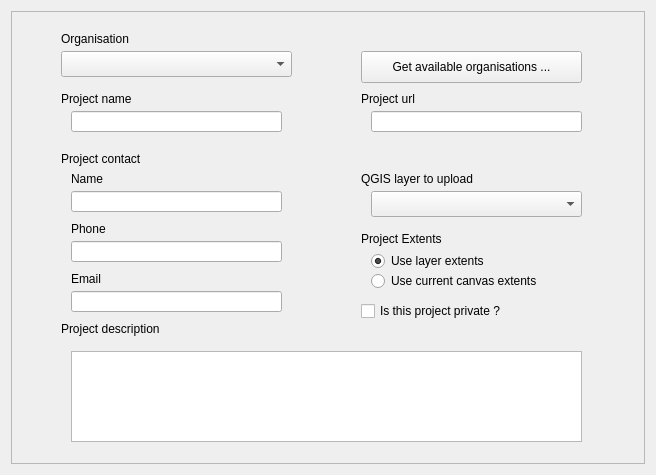
Old version of the form cadasta/gui/ui/wizard/step_project_creation01.ui in the repository Cadasta/cadasta-qgis-plugin.
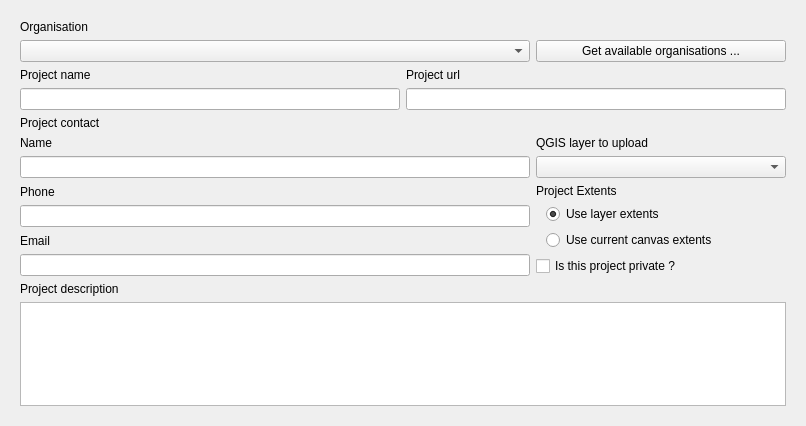
New version of the form.

What changed in the file:
```diff
--- a/cadasta/gui/ui/wizard/step_project_creation01.ui
+++ b/cadasta/gui/ui/wizard/step_project_creation01.ui
@@ -6,8 +6,8 @@
    <rect>
     <x>0</x>
     <y>0</y>
-    <width>656</width>
-    <height>475</height>
+    <width>806</width>
+    <height>426</height>
    </rect>
   </property>
   <property name="sizePolicy">
@@ -21,312 +21,241 @@
   </property>
   <layout class="QVBoxLayout" name="verticalLayout_2">
    <item>
-    <widget class="QFrame" name="frame">
+    <widget class="QScrollArea" name="scrollArea">
      <property name="frameShape">
-      <enum>QFrame::StyledPanel</enum>
+      <enum>QFrame::NoFrame</enum>
      </property>
-     <property name="frameShadow">
-      <enum>QFrame::Raised</enum>
+     <property name="widgetResizable">
+      <bool>true</bool>
      </property>
-     <widget class="QRadioButton" name="use_layer_extents">
+     <widget class="QWidget" name="scrollAreaWidgetContents">
       <property name="geometry">
        <rect>
-        <x>360</x>
-        <y>240</y>
-        <width>151</width>
-        <height>20</height>
+        <x>0</x>
+        <y>0</y>
+        <width>772</width>
+        <height>436</height>
        </rect>
       </property>
-      <property name="text">
-       <string>Use layer extents</string>
-      </property>
-      <property name="checked">
-       <bool>true</bool>
-      </property>
-     </widget>
-     <widget class="QLabel" name="label_6">
-      <property name="geometry">
-       <rect>
-        <x>50</x>
-        <y>140</y>
-        <width>111</width>
-        <height>16</height>
-       </rect>
-      </property>
-      <property name="text">
-       <string>Project contact</string>
-      </property>
-     </widget>
-     <widget class="QLabel" name="label_7">
-      <property name="geometry">
-       <rect>
-        <x>350</x>
-        <y>220</y>
-        <width>141</width>
-        <height>16</height>
-       </rect>
-      </property>
-      <property name="text">
-       <string>Project Extents</string>
-      </property>
-     </widget>
-     <widget class="QLabel" name="label_4">
-      <property name="geometry">
-       <rect>
-        <x>350</x>
-        <y>80</y>
-        <width>111</width>
-        <height>16</height>
-       </rect>
-      </property>
-      <property name="text">
-       <string>Project url</string>
-      </property>
-     </widget>
-     <widget class="QComboBox" name="qgis_layer_box">
-      <property name="geometry">
-       <rect>
-        <x>360</x>
-        <y>180</y>
-        <width>211</width>
-        <height>26</height>
-       </rect>
-      </property>
-     </widget>
-     <widget class="QLabel" name="label_9">
-      <property name="geometry">
-       <rect>
-        <x>60</x>
-        <y>530</y>
-        <width>60</width>
-        <height>16</height>
-       </rect>
-      </property>
-      <property name="font">
-       <font>
-        <weight>75</weight>
-        <bold>true</bold>
-       </font>
-      </property>
-      <property name="text">
-       <string/>
-      </property>
-     </widget>
-     <widget class="QRadioButton" name="use_canvas_extents">
-      <property name="geometry">
-       <rect>
-        <x>360</x>
-        <y>260</y>
-        <width>211</width>
-        <height>20</height>
-       </rect>
-      </property>
-      <property name="text">
-       <string>Use current canvas extents</string>
-      </property>
-     </widget>
-     <widget class="QLineEdit" name="project_name_text">
-      <property name="geometry">
-       <rect>
-        <x>60</x>
-        <y>100</y>
-        <width>211</width>
-        <height>21</height>
-       </rect>
-      </property>
-      <property name="text">
-       <string/>
-      </property>
-     </widget>
-     <widget class="QLabel" name="label_2">
-      <property name="geometry">
-       <rect>
-        <x>50</x>
-        <y>80</y>
-        <width>111</width>
-        <height>16</height>
-       </rect>
-      </property>
-      <property name="text">
-       <string>Project name</string>
-      </property>
-     </widget>
-     <widget class="QComboBox" name="organisation_box">
-      <property name="geometry">
-       <rect>
-        <x>50</x>
-        <y>40</y>
-        <width>231</width>
-        <height>26</height>
-       </rect>
-      </property>
-     </widget>
-     <widget class="QLabel" name="label">
-      <property name="geometry">
-       <rect>
-        <x>50</x>
-        <y>20</y>
-        <width>111</width>
-        <height>16</height>
-       </rect>
-      </property>
-      <property name="text">
-       <string>Organisation</string>
-      </property>
-     </widget>
-     <widget class="QPushButton" name="get_organisation_button">
-      <property name="geometry">
-       <rect>
-        <x>350</x>
-        <y>40</y>
-        <width>221</width>
-        <height>32</height>
-       </rect>
-      </property>
-      <property name="text">
-       <string>Get available organisations ...</string>
-      </property>
-     </widget>
-     <widget class="QLineEdit" name="project_url_text">
-      <property name="geometry">
-       <rect>
-        <x>360</x>
-        <y>100</y>
-        <width>211</width>
-        <height>21</height>
-       </rect>
-      </property>
-     </widget>
-     <widget class="QLineEdit" name="contact_name_text">
-      <property name="geometry">
-       <rect>
-        <x>60</x>
-        <y>180</y>
-        <width>211</width>
-        <height>21</height>
-       </rect>
-      </property>
-     </widget>
-     <widget class="QLabel" name="label_5">
-      <property name="geometry">
-       <rect>
-        <x>350</x>
-        <y>160</y>
-        <width>161</width>
-        <height>16</height>
-       </rect>
-      </property>
-      <property name="text">
-       <string>QGIS layer to upload</string>
-      </property>
-     </widget>
-     <widget class="QTextEdit" name="project_description_text">
-      <property name="geometry">
-       <rect>
-        <x>60</x>
-        <y>340</y>
-        <width>511</width>
-        <height>91</height>
-       </rect>
-      </property>
-     </widget>
-     <widget class="QLabel" name="label_11">
-      <property name="geometry">
-       <rect>
-        <x>180</x>
-        <y>530</y>
-        <width>51</width>
-        <height>16</height>
-       </rect>
-      </property>
-      <property name="text">
-       <string/>
-      </property>
-     </widget>
-     <widget class="QCheckBox" name="is_project_private">
-      <property name="geometry">
-       <rect>
-        <x>350</x>
-        <y>290</y>
-        <width>181</width>
-        <height>20</height>
-       </rect>
-      </property>
-      <property name="text">
-       <string>Is this project private ?</string>
-      </property>
-     </widget>
-     <widget class="QLabel" name="label_8">
-      <property name="geometry">
-       <rect>
-        <x>50</x>
-        <y>310</y>
-        <width>141</width>
-        <height>16</height>
-       </rect>
-      </property>
-      <property name="text">
-       <string>Project description</string>
-      </property>
-     </widget>
-     <widget class="QLabel" name="label_3">
-      <property name="geometry">
-       <rect>
-        <x>60</x>
-        <y>160</y>
-        <width>60</width>
-        <height>16</height>
-       </rect>
-      </property>
-      <property name="text">
-       <string>Name</string>
-      </property>
-     </widget>
-     <widget class="QLabel" name="label_10">
-      <property name="geometry">
-       <rect>
-        <x>60</x>
-        <y>210</y>
-        <width>60</width>
-        <height>16</height>
-       </rect>
-      </property>
-      <property name="text">
-       <string>Phone </string>
-      </property>
-     </widget>
-     <widget class="QLineEdit" name="contact_phone_text">
-      <property name="geometry">
-       <rect>
-        <x>60</x>
-        <y>230</y>
-        <width>211</width>
-        <height>21</height>
-       </rect>
-      </property>
-     </widget>
-     <widget class="QLineEdit" name="contact_email_text">
-      <property name="geometry">
-       <rect>
-        <x>60</x>
-        <y>280</y>
-        <width>211</width>
-        <height>21</height>
-       </rect>
-      </property>
-     </widget>
-     <widget class="QLabel" name="label_12">
-      <property name="geometry">
-       <rect>
-        <x>60</x>
-        <y>260</y>
-        <width>60</width>
-        <height>16</height>
-       </rect>
-      </property>
-      <property name="text">
-       <string>Email</string>
-      </property>
+      <layout class="QVBoxLayout" name="verticalLayout_12">
+       <item>
+        <widget class="QLabel" name="label">
+         <property name="text">
+          <string>Organisation</string>
+         </property>
+        </widget>
+       </item>
+       <item>
+        <layout class="QHBoxLayout" name="horizontalLayout">
+         <item>
+          <widget class="QComboBox" name="organisation_box"/>
+         </item>
+         <item>
+          <widget class="QPushButton" name="get_organisation_button">
+           <property name="minimumSize">
+            <size>
+             <width>250</width>
+             <height>0</height>
+            </size>
+           </property>
+           <property name="maximumSize">
+            <size>
+             <width>250</width>
+             <height>16777215</height>
+            </size>
+           </property>
+           <property name="text">
+            <string>Get available organisations ...</string>
+           </property>
+          </widget>
+         </item>
+        </layout>
+       </item>
+       <item>
+        <layout class="QHBoxLayout" name="horizontalLayout_2">
+         <item>
+          <widget class="QLabel" name="label_2">
+           <property name="text">
+            <string>Project name</string>
+           </property>
+          </widget>
+         </item>
+         <item>
+          <widget class="QLabel" name="label_4">
+           <property name="text">
+            <string>Project url</string>
+           </property>
+          </widget>
+         </item>
+        </layout>
+       </item>
+       <item>
+        <layout class="QHBoxLayout" name="horizontalLayout_3">
+         <item>
+          <widget class="QLineEdit" name="project_name_text">
+           <property name="text">
+            <string/>
+           </property>
+          </widget>
+         </item>
+         <item>
+          <widget class="QLineEdit" name="project_url_text"/>
+         </item>
+        </layout>
+       </item>
+       <item>
+        <widget class="QLabel" name="label_6">
+         <property name="text">
+          <string>Project contact</string>
+         </property>
+        </widget>
+       </item>
+       <item>
+        <layout class="QHBoxLayout" name="horizontalLayout_4">
+         <item>
+          <widget class="QLabel" name="label_3">
+           <property name="text">
+            <string>Name</string>
+           </property>
+          </widget>
+         </item>
+         <item>
+          <widget class="QLabel" name="label_5">
+           <property name="minimumSize">
+            <size>
+             <width>250</width>
+             <height>0</height>
+            </size>
+           </property>
+           <property name="maximumSize">
+            <size>
+             <width>200</width>
+             <height>16777215</height>
+            </size>
+           </property>
+           <property name="text">
+            <string>QGIS layer to upload</string>
+           </property>
+          </widget>
+         </item>
+        </layout>
+       </item>
+       <item>
+        <layout class="QHBoxLayout" name="horizontalLayout_5">
+         <item>
+          <widget class="QLineEdit" name="contact_name_text"/>
+         </item>
+         <item>
+          <widget class="QComboBox" name="qgis_layer_box">
+           <property name="minimumSize">
+            <size>
+             <width>250</width>
+             <height>0</height>
+            </size>
+           </property>
+           <property name="maximumSize">
+            <size>
+             <width>200</width>
+             <height>16777215</height>
+            </size>
+           </property>
+          </widget>
+         </item>
+        </layout>
+       </item>
+       <item>
+        <layout class="QHBoxLayout" name="horizontalLayout_8">
+         <item>
+          <layout class="QVBoxLayout" name="verticalLayout_7">
+           <item>
+            <widget class="QLabel" name="label_10">
+             <property name="text">
+              <string>Phone </string>
+             </property>
+            </widget>
+           </item>
+           <item>
+            <widget class="QLineEdit" name="contact_phone_text"/>
+           </item>
+           <item>
+            <widget class="QLabel" name="label_12">
+             <property name="text">
+              <string>Email</string>
+             </property>
+            </widget>
+           </item>
+           <item>
+            <widget class="QLineEdit" name="contact_email_text"/>
+           </item>
+          </layout>
+         </item>
+         <item>
+          <layout class="QVBoxLayout" name="verticalLayout_8">
+           <item>
+            <widget class="QLabel" name="label_7">
+             <property name="minimumSize">
+              <size>
+               <width>250</width>
+               <height>0</height>
+              </size>
+             </property>
+             <property name="maximumSize">
+              <size>
+               <width>250</width>
+               <height>16777215</height>
+              </size>
+             </property>
+             <property name="text">
+              <string>Project Extents</string>
+             </property>
+            </widget>
+           </item>
+           <item>
+            <layout class="QVBoxLayout" name="verticalLayout_9">
+             <property name="leftMargin">
+              <number>10</number>
+             </property>
+             <item>
+              <widget class="QRadioButton" name="use_layer_extents">
+               <property name="text">
+                <string>Use layer extents</string>
+               </property>
+               <property name="checked">
+                <bool>true</bool>
+               </property>
+              </widget>
+             </item>
+             <item>
+              <widget class="QRadioButton" name="use_canvas_extents">
+               <property name="text">
+                <string>Use current canvas extents</string>
+               </property>
+              </widget>
+             </item>
+            </layout>
+           </item>
+           <item>
+            <widget class="QCheckBox" name="is_project_private">
+             <property name="text">
+              <string>Is this project private ?</string>
+             </property>
+            </widget>
+           </item>
+          </layout>
+         </item>
+        </layout>
+       </item>
+       <item>
+        <widget class="QLabel" name="label_8">
+         <property name="text">
+          <string>Project description</string>
+         </property>
+        </widget>
+       </item>
+       <item>
+        <widget class="QTextEdit" name="project_description_text"/>
+       </item>
+      </layout>
      </widget>
     </widget>
    </item>
```
